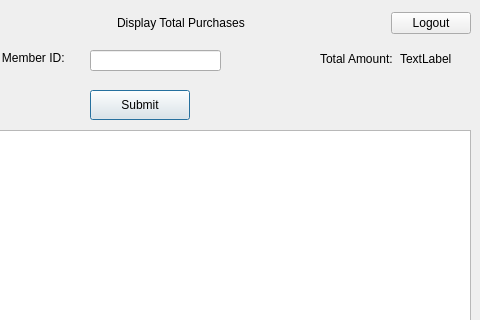
Above: QtGui/displayPurchases.ui from Tligtvoet/goat-bulk before the change; both pictures show x 120 to 600 and y 0 to 320 of the 600 by 700 pixel window. Below: the same form after it.
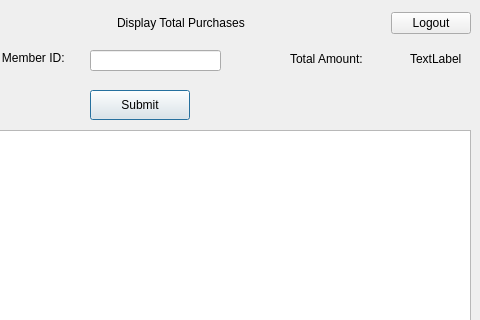
That is the form after the change.

```diff
--- a/QtGui/displayPurchases.ui
+++ b/QtGui/displayPurchases.ui
@@ -77,7 +77,7 @@
     <string>Submit</string>
    </property>
   </widget>
-  <widget class="QWidget" name="">
+  <widget class="QWidget" name="layoutWidget">
    <property name="geometry">
     <rect>
      <x>10</x>
@@ -136,31 +136,31 @@
     </item>
    </layout>
   </widget>
-  <widget class="QWidget" name="">
-   <property name="geometry">
-    <rect>
-     <x>440</x>
-     <y>50</y>
-     <width>154</width>
-     <height>18</height>
-    </rect>
-   </property>
-   <layout class="QHBoxLayout" name="horizontalLayout_2">
-    <item>
      <widget class="QLabel" name="label_3">
+   <property name="geometry">
+    <rect>
+     <x>410</x>
+     <y>51</y>
+     <width>86</width>
+     <height>16</height>
+    </rect>
+   </property>
       <property name="text">
        <string>Total Amount:</string>
       </property>
      </widget>
-    </item>
-    <item>
      <widget class="QLabel" name="label_4">
+   <property name="geometry">
+    <rect>
+     <x>530</x>
+     <y>51</y>
+     <width>60</width>
+     <height>16</height>
+    </rect>
+   </property>
       <property name="text">
        <string>TextLabel</string>
       </property>
-     </widget>
-    </item>
-   </layout>
   </widget>
  </widget>
  <resources/>
```
Lines whose indentation alone changed are shown as unchanged.
